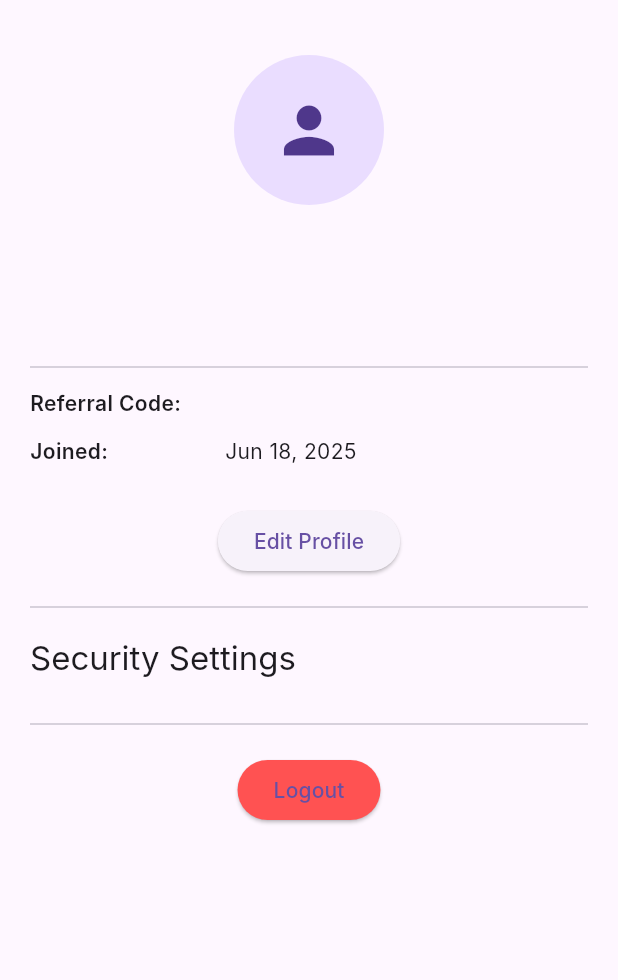
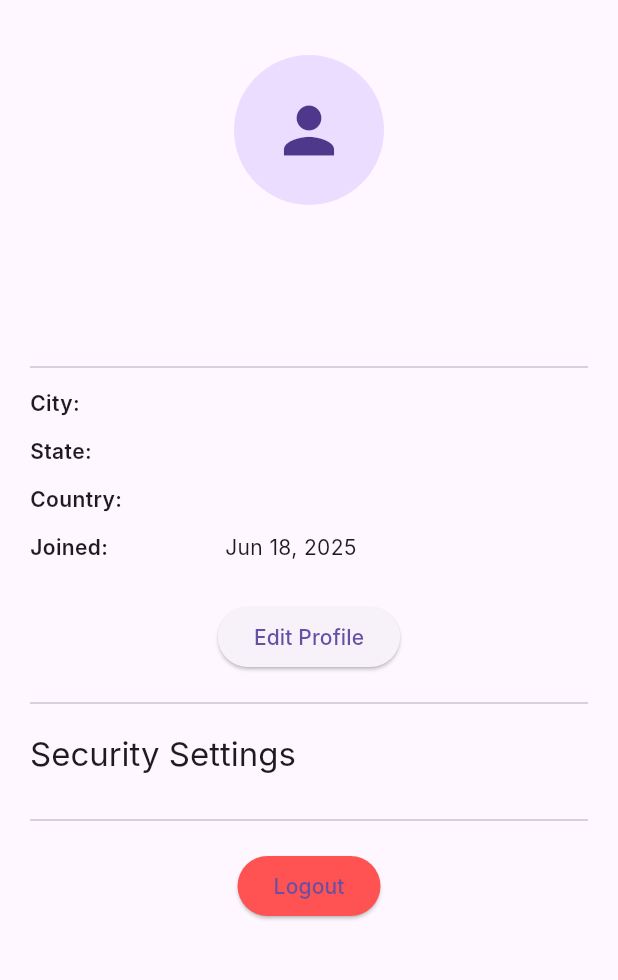
Before and after one commit to scscot/TeamBuildPro, a Flutter app: the screen it shows once a user with an empty profile is signed in, after a tap on "My Profile", on a phone screen of 412 x 824 dp, the part 59-1039 px from its top. Run offline on Flutter 3.47's test engine with Material 3 defaults, Android fonts, the phone set to English and light mode, and no system bars; our stand-ins replace cloud_firestore, cloud_functions, country_picker, firebase_auth, firebase_core, firebase_messaging and 8 more; accounts and stored records are empty; Roboto replaces fonts that are missing (Inter).

Commit message:
Updated ProfileScreen, UserModel to add full user info

```diff
--- a/lib/models/user_model.dart
+++ b/lib/models/user_model.dart
@@ -22,9 +22,11 @@ class UserModel {
   final String? bizOpp;
   final String? role;
   final DateTime? bizVisitDate;
+  final String? sponsorId;
 
   UserModel({
     required this.uid,
+    this.sponsorId,
     this.email,
     this.firstName,
     this.lastName,
@@ -66,6 +68,7 @@ class UserModel {
       firstName: map['firstName'],
       lastName: map['lastName'],
       country: map['country'],
+      sponsorId: map['sponsor_id'],
       state: map['state'],
       city: map['city'],
       referralCode: map['referralCode'],
@@ -101,6 +104,7 @@ class UserModel {
       'joined': joined != null ? Timestamp.fromDate(joined!) : null,
       'level': level,
       'qualified_date': qualifiedDate,
+      'sponsor_id': sponsorId, // MODIFIED
       'upline_refs': uplineRefs,
       'direct_sponsor_count': directSponsorCount,
       'total_team_count': totalTeamCount,
--- a/lib/screens/profile_screen.dart
+++ b/lib/screens/profile_screen.dart
@@ -23,7 +23,11 @@ class _ProfileScreenState extends State<ProfileScreen> {
   final FirestoreService _firestoreService = FirestoreService();
   bool _biometricEnabled = false;
   bool _biometricsAvailable = false;
+
   String? _sponsorName;
+  String? _sponsorUid;
+  String? _teamLeaderName;
+  String? _teamLeaderUid;
 
   @override
   void initState() {
@@ -32,7 +36,7 @@ class _ProfileScreenState extends State<ProfileScreen> {
     _loadBiometricSetting();
     WidgetsBinding.instance.addPostFrameCallback((_) {
       if (mounted) {
-        _loadSponsorName();
+        _loadUplineData();
       }
     });
   }
@@ -44,26 +48,47 @@ class _ProfileScreenState extends State<ProfileScreen> {
           await auth.canCheckBiometrics && await auth.isDeviceSupported();
       if (mounted) setState(() => _biometricsAvailable = available);
     } catch (e) {
-      if (mounted) setState(() => _biometricsAvailable = false);
+      // Handle exception
     }
   }
 
   Future<void> _loadBiometricSetting() async {
-    // This logic would require a local storage solution like shared_preferences.
+    // Logic to load from local storage
   }
 
   Future<void> _toggleBiometric(bool value) async {
-    // This would save the setting to local storage.
+    // Logic to save to local storage
     setState(() => _biometricEnabled = value);
   }
 
-  void _loadSponsorName() {
+  void _loadUplineData() {
     final user = Provider.of<UserModel?>(context, listen: false);
-    if (user?.referredBy != null && user!.referredBy!.isNotEmpty) {
-      _firestoreService.getUser(user.referredBy!).then((sponsor) {
+    if (user == null || user.role == 'admin') {
+      return;
+    }
+
+    // Fetch Sponsor info using the 'sponsor_id' UID
+    if (user.sponsorId != null && user.sponsorId!.isNotEmpty) {
+      _firestoreService.getUser(user.sponsorId!).then((sponsor) {
         if (mounted && sponsor != null) {
           setState(() {
-            _sponsorName = '${sponsor.firstName} ${sponsor.lastName}';
+            _sponsorName =
+                '${sponsor.firstName ?? ''} ${sponsor.lastName ?? ''}'.trim();
+            _sponsorUid = sponsor.uid;
+          });
+        }
+      });
+    }
+
+    // Fetch Team Leader info using the last UID in 'upline_refs'
+    if (user.uplineRefs.isNotEmpty) {
+      final leaderId = user.uplineRefs.last;
+      _firestoreService.getUser(leaderId).then((leader) {
+        if (mounted && leader != null) {
+          setState(() {
+            _teamLeaderName =
+                '${leader.firstName ?? ''} ${leader.lastName ?? ''}'.trim();
+            _teamLeaderUid = leader.uid;
           });
         }
       });
@@ -114,13 +139,24 @@ class _ProfileScreenState extends State<ProfileScreen> {
             ),
             const SizedBox(height: 24),
             const Divider(),
-            _buildInfoRow('Referral Code', currentUser.referralCode ?? 'N/A'),
-            if (_sponsorName != null)
-              _buildClickableInfoRow(
-                  'Sponsor', _sponsorName!, currentUser.referredBy ?? ''),
+            _buildInfoRow('City', currentUser.city ?? 'N/A'),
+            _buildInfoRow('State', currentUser.state ?? 'N/A'),
+            _buildInfoRow('Country', currentUser.country ?? 'N/A'),
             if (currentUser.createdAt != null)
               _buildInfoRow(
                   'Joined', DateFormat.yMMMd().format(currentUser.createdAt!)),
+            if (currentUser.role != 'admin') ...[
+              // MODIFIED: Reinstated the "Your Sponsor" row
+              if (_sponsorName != null && _sponsorUid != null)
+                _buildClickableInfoRow(
+                    'Your Sponsor', _sponsorName!, _sponsorUid!),
+
+              if (_teamLeaderName != null &&
+                  _teamLeaderUid != null &&
+                  _teamLeaderUid != _sponsorUid)
+                _buildClickableInfoRow(
+                    'Team Leader', _teamLeaderName!, _teamLeaderUid!),
+            ],
             const SizedBox(height: 20),
             Center(
               child: ElevatedButton(
@@ -146,7 +182,6 @@ class _ProfileScreenState extends State<ProfileScreen> {
                 value: _biometricEnabled,
                 onChanged: _toggleBiometric,
               ),
-            // MODIFIED: Removed the Change Password ListTile
             const Divider(height: 40),
             Center(
               child: ElevatedButton(
```
